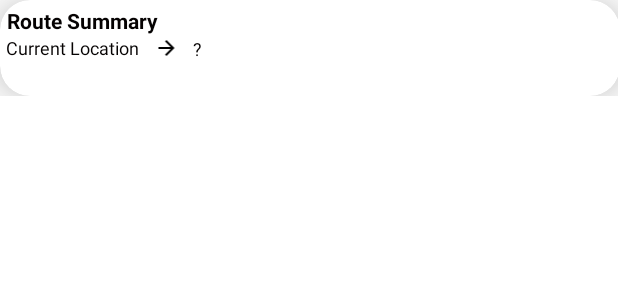
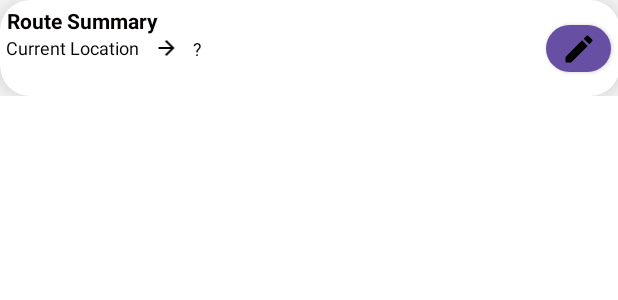
Before and after one commit to bori00/SmartMobilityApp, an Android app: the layout route_summary.xml on its own in the app's theme, with its tools: preview values and no code run, on a phone screen of 412 x 824 dp. Shown: the top 300 px of the screen. Run offline under Robolectric (Android 15) with nearby library versions, the phone set to English and light mode, and no system bars.

```diff
--- /dev/null
+++ b/app/src/main/res/drawable/ic_baseline_edit_24.xml
@@ -0,0 +1,5 @@
+<vector android:height="24dp" android:tint="#000000"
+    android:viewportHeight="24" android:viewportWidth="24"
+    android:width="24dp" xmlns:android="http://schemas.android.com/apk/res/android">
+    <path android:fillColor="@android:color/white" android:pathData="M3,17.25V21h3.75L17.81,9.94l-3.75,-3.75L3,17.25zM20.71,7.04c0.39,-0.39 0.39,-1.02 0,-1.41l-2.34,-2.34c-0.39,-0.39 -1.02,-0.39 -1.41,0l-1.83,1.83 3.75,3.75 1.83,-1.83z"/>
+</vector>
--- a/app/src/main/res/layout/route_summary.xml
+++ b/app/src/main/res/layout/route_summary.xml
@@ -62,6 +62,18 @@
                 app:layout_constraintHorizontal_bias="0.016"
                 app:layout_constraintStart_toStartOf="parent"
                 app:layout_constraintTop_toTopOf="parent" />
+
+            <Button
+                android:id="@+id/button1"
+                android:layout_width="43dp"
+                android:layout_height="43dp"
+                android:layout_marginStart="364dp"
+                android:drawableTop="@drawable/ic_baseline_edit_24"
+                app:cornerRadius="30dp"
+                app:layout_constraintBottom_toBottomOf="parent"
+                app:layout_constraintStart_toStartOf="parent"
+                app:layout_constraintTop_toTopOf="parent"
+                app:layout_constraintVertical_bias="0.523" />
         </androidx.constraintlayout.widget.ConstraintLayout>
 
     </androidx.cardview.widget.CardView>
```
Also changed, not shown: app/src/main/AndroidManifest.xml (+6 -1 lines), app/src/main/res/layout/activity_travel_now.xml (+9 -5 lines).
